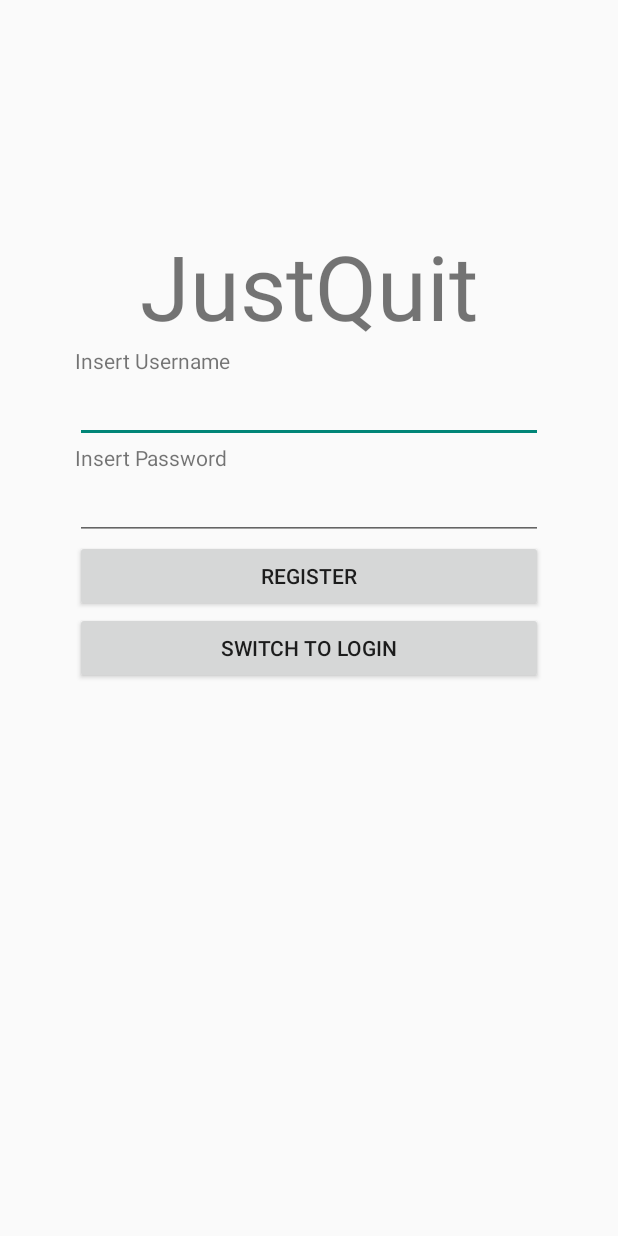
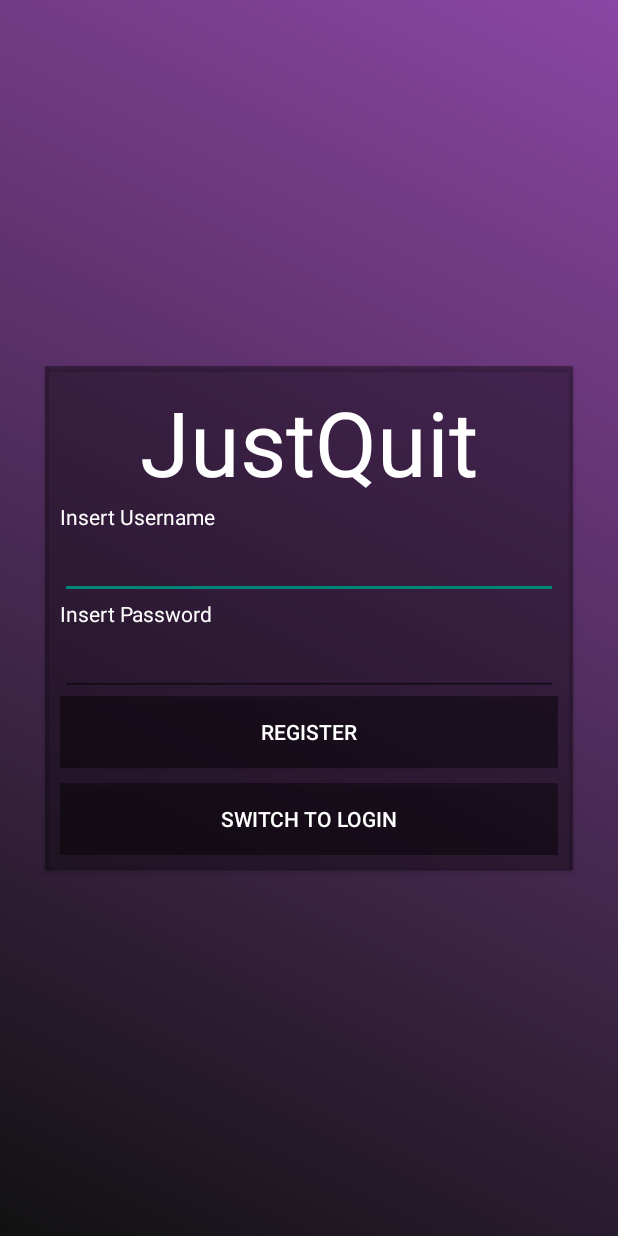
Before and after one commit to Edi1201/JustQuit, an Android app: the layout activity_register.xml on its own in the app's theme, with its tools: preview values and no code run, on a phone screen of 412 x 824 dp. Run offline under Robolectric (Android 15) with nearby library versions, the phone set to English and light mode, and no system bars.

Commit message:
Complete new design for login and register

```diff
--- a/app/src/main/AndroidManifest.xml
+++ b/app/src/main/AndroidManifest.xml
@@ -14,10 +14,12 @@
         tools:targetApi="31">
         <activity
             android:name=".RegisterActivity"
-            android:exported="false" />
+            android:exported="false"
+            android:theme="@style/Theme.AppCompat.Light.NoActionBar" />
         <activity
             android:name=".LoginActivity"
-            android:exported="true">
+            android:exported="true"
+            android:theme="@style/Theme.AppCompat.Light.NoActionBar">
             <intent-filter>
                 <action android:name="android.intent.action.MAIN" />
 
--- /dev/null
+++ b/app/src/main/res/drawable/background_gradient.xml
@@ -0,0 +1,8 @@
+<?xml version="1.0" encoding="utf-8"?>
+<shape xmlns:android="http://schemas.android.com/apk/res/android">
+    <gradient
+        android:type="linear"
+        android:angle="45"
+        android:startColor="#111111"
+        android:endColor="#8b46a3" />
+</shape>
--- a/app/src/main/res/layout/activity_register.xml
+++ b/app/src/main/res/layout/activity_register.xml
@@ -5,55 +5,78 @@
     android:id="@+id/main"
     android:layout_width="match_parent"
     android:layout_height="match_parent"
-    tools:context=".RegisterActivity"
+    tools:context=".LoginActivity"
     android:orientation="vertical"
-    android:layout_marginHorizontal="50dp"
+    android:gravity="center"
+    android:background="@drawable/background_gradient">
+    <androidx.cardview.widget.CardView
+        app:cardBackgroundColor="#5E000000"
+        android:layout_width="match_parent"
+        android:layout_height="wrap_content"
+        android:layout_margin="30dp"
+        app:cardCornerRadius="0dp"
         >
-
+        <LinearLayout
+            android:layout_width="match_parent"
+            android:layout_height="match_parent"
+            android:orientation="vertical"
+            android:padding="10dp">
             <TextView
                 android:id="@+id/tvHeader"
                 android:layout_width="match_parent"
                 android:layout_height="wrap_content"
-        android:layout_marginTop="150dp"
                 android:text="JustQuit"
                 android:textSize="60sp"
-        android:textAlignment="center" />
+                android:textAlignment="center"
+                android:textColor="@color/white"/>
 
             <TextView
                 android:id="@+id/tvUsername"
                 android:layout_width="match_parent"
                 android:layout_height="wrap_content"
-        android:text="Insert Username" />
+                android:text="Insert Username"
+                android:textColor="@color/white"/>
 
             <EditText
                 android:id="@+id/etUsername"
                 android:layout_width="match_parent"
                 android:layout_height="wrap_content"
                 android:ems="10"
-        android:inputType="text" />
+                android:inputType="text"
+                android:textColor="@color/white"/>
 
             <TextView
                 android:id="@+id/tvPassword"
                 android:layout_width="match_parent"
                 android:layout_height="wrap_content"
-        android:text="Insert Password" />
+                android:text="Insert Password"
+                android:textColor="@color/white"/>
 
             <EditText
                 android:id="@+id/etPassword"
                 android:layout_width="match_parent"
                 android:layout_height="wrap_content"
                 android:ems="10"
-        android:inputType="textPassword" />
+                android:inputType="textPassword"
+                android:textColor="@color/white"/>
 
             <Button
                 android:id="@+id/btnRegister"
                 android:layout_width="match_parent"
                 android:layout_height="wrap_content"
-        android:text="Register" />
+                android:text="Register"
+                android:textColor="@color/white"
+                android:background="#6A000000"
+                android:layout_marginBottom="10dp"/>
 
             <Button
                 android:id="@+id/btnLogin"
                 android:layout_width="match_parent"
                 android:layout_height="wrap_content"
-        android:text="Switch to login" />
+                android:text="Switch to login"
+                android:textColor="@color/white"
+                android:background="#6A000000"/>
         </LinearLayout>
+    </androidx.cardview.widget.CardView>
+
+</LinearLayout>
```
Also changed, not shown: app/src/main/res/layout/activity_login.xml (+34 -10 lines). Lines whose indentation alone changed are shown as unchanged.
